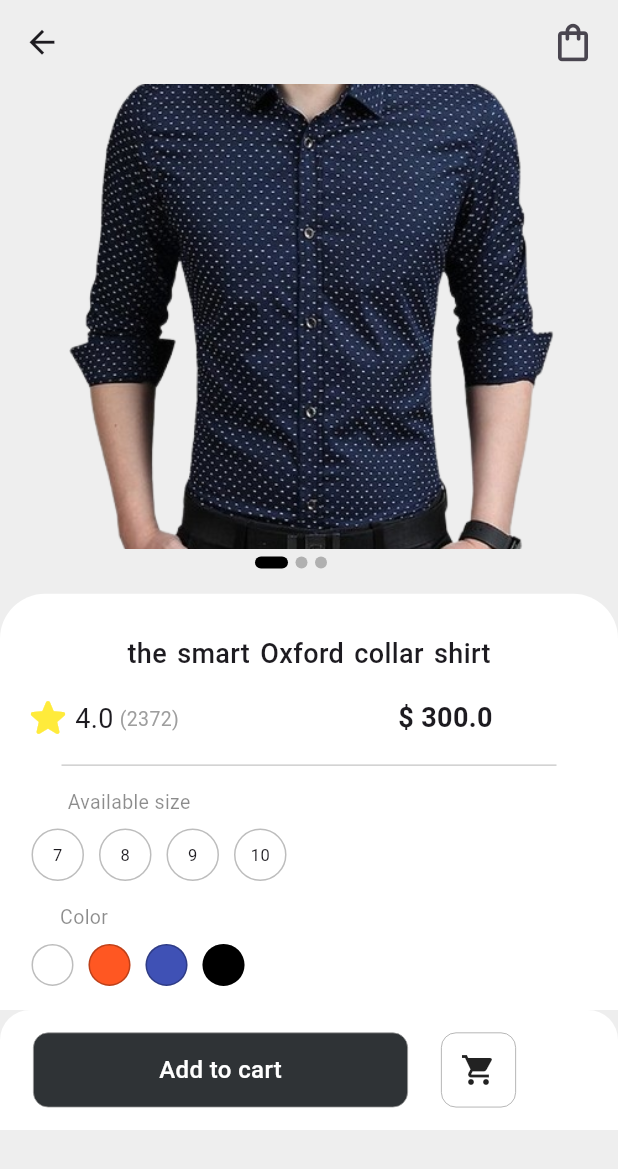
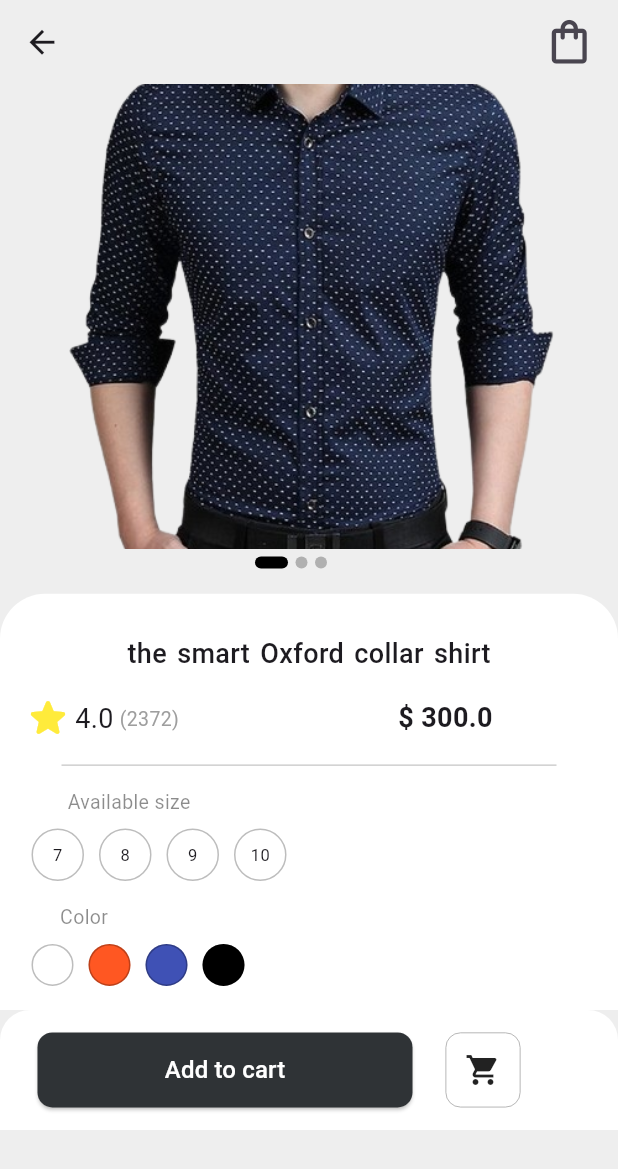
Before and after one commit to Aksharpatel06/shopping_app, a Flutter app: the screen it shows after launch, after a tap on "the smart Oxford collar shirt", on a phone screen of 412 x 824 dp. Shown: the top 1169 px of the screen. Run offline on Flutter 3.47's test engine with Material 3 defaults, Android fonts, the phone set to English and light mode, and no system bars.

Commit message:
16-02-2024

```diff
--- a/lib/view/Screens/homeScreen.dart
+++ b/lib/view/Screens/homeScreen.dart
@@ -232,7 +232,7 @@ class home extends StatelessWidget {
             decoration: BoxDecoration(
                 color: Colors.grey.shade200,
                 borderRadius: BorderRadius.all(Radius.circular(20)),
-                border: Border.all(color: Colors.grey,width: 0.5),
+                // border: Border.all(color: Colors.grey,width: 0.5),
             ),
             child: Image.asset('$img',fit: BoxFit.cover,),
           ),
@@ -286,7 +286,7 @@ class home extends StatelessWidget {
           decoration: BoxDecoration(
             color: Colors.grey.shade200,
             borderRadius: BorderRadius.circular(10),
-            border: Border.all(color: grey,width: 0.5),
+            // border: Border.all(color: grey,width: 0.5),
           ),
           child: Column(
             mainAxisAlignment: MainAxisAlignment.spaceEvenly,
@@ -360,7 +360,7 @@ class home extends StatelessWidget {
           decoration: BoxDecoration(
             color: Colors.grey.shade200,
             borderRadius: BorderRadius.circular(10),
-            border: Border.all(color: grey,width: 0.5),
+            // border: Border.all(color: grey,width: 0.5),
           ),
           child: Column(
             mainAxisAlignment: MainAxisAlignment.spaceEvenly,
--- a/lib/view/Screens/productScreen.dart
+++ b/lib/view/Screens/productScreen.dart
@@ -1,4 +1,3 @@
-import 'package:app/utils/salemenu.dart';
 import 'package:flutter/material.dart';
 import 'package:app/utils/cart.dart';
 import '../../utils/Color.dart';
@@ -35,13 +34,26 @@ class _appState extends State<product> {
             ),
             actions: [
               InkWell(
-                // overlayColor: MaterialStateProperty.all(Colors.tr),
+                overlayColor: MaterialStateProperty.all(Colors.transparent),
                 onTap: () {
+                  count = 0;
+                  for (int i = 0; i < cardlist.length; i++) {
+                    count += (cardlist[i]['prize'] *
+                        cardlist[i]['qty']);
+                  }
+                  if(cardlist.length == 0)
+                    {
+                      num=0;
+                    }
+                  else
+                    {
+                      num=1;
+                    }
                   Navigator.of(context).pushNamed('/last');
                 },
                 child: Padding(
                   padding: const EdgeInsets.only(right: 15.0),
-                  child: Icon(Icons.shopping_bag_outlined,size: 30,),
+                  child: Icon(Icons.shopping_bag_outlined,size: 35,),
                 ),
               ),
             ],
@@ -206,26 +218,29 @@ class _appState extends State<product> {
                   ),
                   child: Row(
                     children: [
-                      InkWell(
-                        overlayColor: MaterialStateProperty.all(Colors.grey),
-                        onTap: () {
+                      Padding(
+                        padding: const EdgeInsets.only(left: 25.0),
+                        child: SizedBox(height: 50,
+                          width: 250,
+                          child: ElevatedButton(
+                            onPressed: () {
                               cardlist.add(list);
+                              num=1;
                             },
-                        child: Padding(
-                          padding: const EdgeInsets.only(left: 22.0),
-                          child: Container(
-                            height: 50,
-                            width: 250,
-                            decoration: BoxDecoration(
-                              color: Color(0xff2F3336),
-                              borderRadius: const BorderRadius.all(Radius.circular(10)),
-                              border: Border.all(color: grey, width: 0.5),
-                            ),
                               child: Center(child: Text('Add to cart',style: TextStyle(
                                 fontSize: 16,
                                 color: Colors.white,
                                 fontWeight: FontWeight.w500,
                               ),)),
+                            style: ButtonStyle(
+                              shape: MaterialStatePropertyAll(
+                                RoundedRectangleBorder(
+                                  borderRadius: BorderRadius.all(Radius.circular(10)),
+                                )
+                              ),
+                              backgroundColor: MaterialStateProperty.all<Color>(Color(0xff2f3336)),
+                              overlayColor: MaterialStateProperty.all(Colors.grey.shade700),
+                              ),
                             ),
                         ),
                       ),
```
Also changed, not shown: lib/view/Screens/cardScreen.dart (+27 -41 lines). Lines whose indentation alone changed are shown as unchanged.
